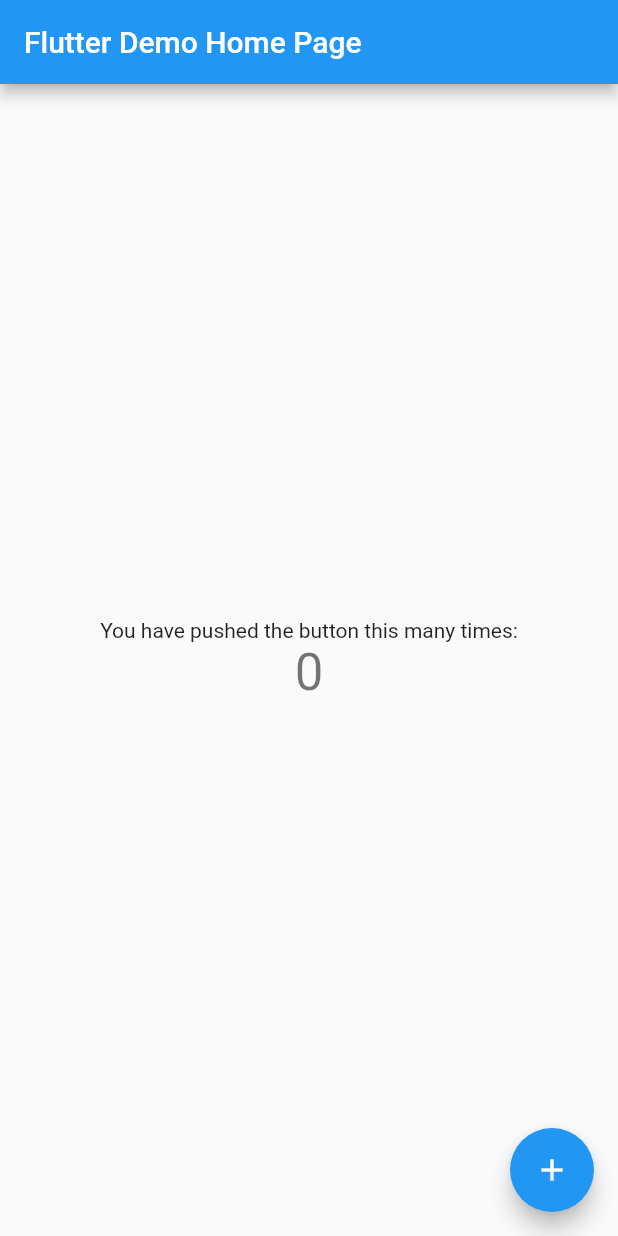
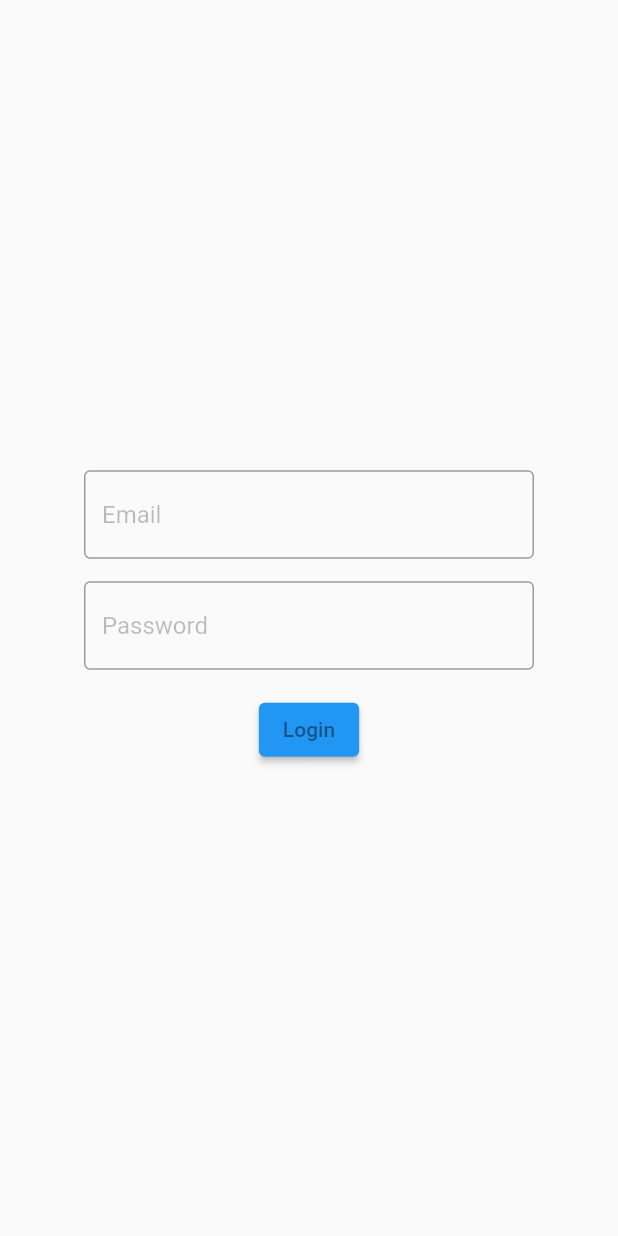
Before and after one commit to Static-404/lostandfound, a Flutter app: the screen it shows after launch, on a phone screen of 412 x 824 dp. Run offline on Flutter 3.47's test engine with Material 2 defaults, Android fonts, the phone set to English and light mode, and no system bars; our stand-ins replace firebase_core; accounts and stored records are empty.

Commit message:
second commit

```diff
--- a/lib/main.dart
+++ b/lib/main.dart
@@ -1,6 +1,14 @@
 import 'package:flutter/material.dart';
+import 'package:lostandfound/screens/login.dart';
+import 'package:firebase_core/firebase_core.dart';
+import 'firebase_options.dart';
 
-void main() {
+
+void main() async {
+  WidgetsFlutterBinding.ensureInitialized();
+  await Firebase.initializeApp(
+    options: DefaultFirebaseOptions.currentPlatform,
+  );
   runApp(const MyApp());
 }
 
@@ -13,103 +21,12 @@
     return MaterialApp(
       title: 'Flutter Demo',
       theme: ThemeData(
-        // This is the theme of your application.
-        //
-        // Try running your application with "flutter run". You'll see the
-        // application has a blue toolbar. Then, without quitting the app, try
-        // changing the primarySwatch below to Colors.green and then invoke
-        // "hot reload" (press "r" in the console where you ran "flutter run",
-        // or simply save your changes to "hot reload" in a Flutter IDE).
-        // Notice that the counter didn't reset back to zero; the application
-        // is not restarted.
         primarySwatch: Colors.blue,
       ),
-      home: const MyHomePage(title: 'Flutter Demo Home Page'),
+      initialRoute: "login",
+      routes: {
+        "login": (context) => const LoginPage(),
+      },
     );
   }
 }
-
-class MyHomePage extends StatefulWidget {
-  const MyHomePage({super.key, required this.title});
-
-  // This widget is the home page of your application. It is stateful, meaning
-  // that it has a State object (defined below) that contains fields that affect
-  // how it looks.
-
-  // This class is the configuration for the state. It holds the values (in this
-  // case the title) provided by the parent (in this case the App widget) and
-  // used by the build method of the State. Fields in a Widget subclass are
-  // always marked "final".
-
-  final String title;
-
-  @override
-  State<MyHomePage> createState() => _MyHomePageState();
-}
-
-class _MyHomePageState extends State<MyHomePage> {
-  int _counter = 0;
-
-  void _incrementCounter() {
-    setState(() {
-      // This call to setState tells the Flutter framework that something has
-      // changed in this State, which causes it to rerun the build method below
-      // so that the display can reflect the updated values. If we changed
-      // _counter without calling setState(), then the build method would not be
-      // called again, and so nothing would appear to happen.
-      _counter++;
-    });
-  }
-
-  @override
-  Widget build(BuildContext context) {
-    // This method is rerun every time setState is called, for instance as done
-    // by the _incrementCounter method above.
-    //
-    // The Flutter framework has been optimized to make rerunning build methods
-    // fast, so that you can just rebuild anything that needs updating rather
-    // than having to individually change instances of widgets.
-    return Scaffold(
-      appBar: AppBar(
-        // Here we take the value from the MyHomePage object that was created by
-        // the App.build method, and use it to set our appbar title.
-        title: Text(widget.title),
-      ),
-      body: Center(
-        // Center is a layout widget. It takes a single child and positions it
-        // in the middle of the parent.
-        child: Column(
-          // Column is also a layout widget. It takes a list of children and
-          // arranges them vertically. By default, it sizes itself to fit its
-          // children horizontally, and tries to be as tall as its parent.
-          //
-          // Invoke "debug painting" (press "p" in the console, choose the
-          // "Toggle Debug Paint" action from the Flutter Inspector in Android
-          // Studio, or the "Toggle Debug Paint" command in Visual Studio Code)
-          // to see the wireframe for each widget.
-          //
-          // Column has various properties to control how it sizes itself and
-          // how it positions its children. Here we use mainAxisAlignment to
-          // center the children vertically; the main axis here is the vertical
-          // axis because Columns are vertical (the cross axis would be
-          // horizontal).
-          mainAxisAlignment: MainAxisAlignment.center,
-          children: <Widget>[
-            const Text(
-              'You have pushed the button this many times:',
-            ),
-            Text(
-              '$_counter',
-              style: Theme.of(context).textTheme.headlineMedium,
-            ),
-          ],
-        ),
-      ),
-      floatingActionButton: FloatingActionButton(
-        onPressed: _incrementCounter,
-        tooltip: 'Increment',
-        child: const Icon(Icons.add),
-      ), // This trailing comma makes auto-formatting nicer for build methods.
-    );
-  }
-}
--- /dev/null
+++ b/lib/screens/login.dart
@@ -0,0 +1,46 @@
+import 'package:flutter/material.dart';
+
+class LoginPage extends StatefulWidget {
+  const LoginPage({super.key});
+
+  @override
+  State<LoginPage> createState() => _LoginPageState();
+}
+
+class _LoginPageState extends State<LoginPage> {
+  @override
+  Widget build(BuildContext context) {
+    return Scaffold(
+      body: Container(
+        alignment: const Alignment(0, 0),
+        padding: const EdgeInsets.all(56.0),
+        child: Column(
+          mainAxisAlignment: MainAxisAlignment.center,
+          children: [
+            TextFormField(
+              decoration: const InputDecoration(
+                hintText: "Email",
+                hintStyle: TextStyle(color: Colors.black26),
+                border: OutlineInputBorder(),
+              ),
+            ),
+            const SizedBox(height: 15,),
+            TextFormField(
+              obscureText: true,
+              decoration: const InputDecoration(
+                  hintText: "Password",
+                  hintStyle: TextStyle(color: Colors.black26),
+                  border: OutlineInputBorder(),
+              ),
+            ),
+            const SizedBox(height: 16.0,),
+            ElevatedButton(
+              onPressed: (){},
+              child:const Text("Login", style: TextStyle(color: Colors.black45),),
+            ),
+          ],
+        ),
+      ),
+    );
+  }
+}
--- a/pubspec.yaml
+++ b/pubspec.yaml
@@ -28,13 +28,17 @@
 # the latest version available on pub.dev. To see which dependencies have newer
 # versions available, run `flutter pub outdated`.
 dependencies:
+  firebase_auth: ^3.11.2
+  firebase_core_platform_interface: 4.5.1
   flutter:
     sdk: flutter
+
 
 
   # The following adds the Cupertino Icons font to your application.
   # Use with the CupertinoIcons class for iOS style icons.
   cupertino_icons: ^1.0.2
+  firebase_core: ^1.24.0
 
 dev_dependencies:
   flutter_test:
```
Also changed, not shown: lib/screens/home.dart (added, +17 -0 lines), lib/screens/register.dart (added, +108 -0 lines), lib/firebase_options.dart (added), pubspec.lock, 9 other files.
